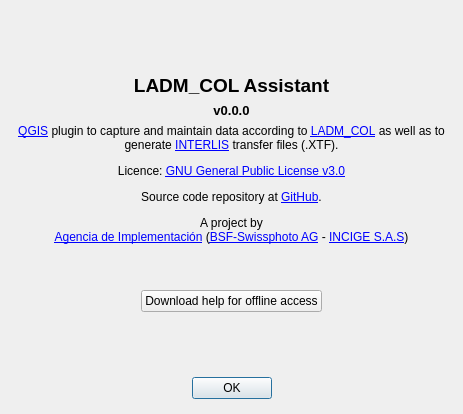
Above: asistente_ladm_col/ui/about_dialog.ui from SwissTierrasColombia/Asistente-LADM-COL before the change. Below: the same form after it.
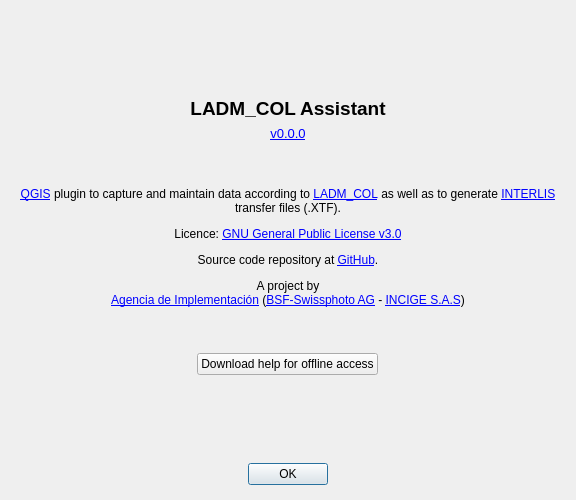
That is the form after the change. Icons and pictures are not drawn.

Commit message: [gui] Update about with link to release notes and logo

```diff
--- a/asistente_ladm_col/ui/about_dialog.ui
+++ b/asistente_ladm_col/ui/about_dialog.ui
@@ -6,8 +6,8 @@
    <rect>
     <x>0</x>
     <y>0</y>
-    <width>463</width>
-    <height>414</height>
+    <width>576</width>
+    <height>500</height>
    </rect>
   </property>
   <property name="sizePolicy">
@@ -20,19 +20,10 @@
    <string>About</string>
   </property>
   <layout class="QGridLayout" name="gridLayout_4">
-   <property name="leftMargin">
+   <property name="margin">
     <number>15</number>
    </property>
-   <property name="topMargin">
-    <number>15</number>
-   </property>
-   <property name="rightMargin">
-    <number>15</number>
-   </property>
-   <property name="bottomMargin">
-    <number>15</number>
-   </property>
-   <item row="4" column="0" alignment="Qt::AlignHCenter">
+   <item row="7" column="0" alignment="Qt::AlignHCenter">
     <widget class="QPushButton" name="btn_download_help">
      <property name="text">
       <string>Download help for offline access</string>
@@ -54,7 +45,10 @@
       </size>
      </property>
      <property name="text">
-      <string>&lt;html&gt;&lt;head/&gt;&lt;body&gt;&lt;p align=&quot;center&quot;&gt;&lt;span style=&quot; font-size:10pt; font-weight:600;&quot;&gt;v0.0.0&lt;/span&gt;&lt;/p&gt;&lt;/body&gt;&lt;/html&gt;</string>
+      <string>&lt;html&gt;&lt;head/&gt;&lt;body&gt;&lt;p align=&quot;center&quot;&gt;&lt;a href=&quot;http://geotux.co&quot;&gt;&lt;span style=&quot; font-size:10pt; text-decoration: underline; color:#0000ff;&quot;&gt;v0.0.0&lt;/span&gt;&lt;/a&gt;&lt;/p&gt;&lt;/body&gt;&lt;/html&gt;</string>
+     </property>
+     <property name="openExternalLinks">
+      <bool>true</bool>
      </property>
     </widget>
    </item>
@@ -71,7 +65,7 @@
      </property>
     </widget>
    </item>
-   <item row="3" column="0">
+   <item row="6" column="0">
     <widget class="QLabel" name="label">
      <property name="text">
       <string>&lt;html&gt;&lt;head/&gt;&lt;body&gt;&lt;p align=&quot;center&quot;&gt;&lt;a href=&quot;http://qgis.org&quot;&gt;&lt;span style=&quot; text-decoration: underline; color:#0000ff;&quot;&gt;QGIS&lt;/span&gt;&lt;/a&gt; plugin to capture and maintain data according to &lt;a href=&quot;https://github.com/AgenciaImplementacion/LADM_COL&quot;&gt;&lt;span style=&quot; text-decoration: underline; color:#0000ff;&quot;&gt;LADM_COL&lt;/span&gt;&lt;/a&gt; as well as to generate &lt;a href=&quot;https://www.interlis.ch/en&quot;&gt;&lt;span style=&quot; text-decoration: underline; color:#0000ff;&quot;&gt;INTERLIS&lt;/span&gt;&lt;/a&gt; transfer files (.XTF).&lt;/p&gt;&lt;p align=&quot;center&quot;&gt;Licence: &lt;a href=&quot;https://github.com/AgenciaImplementacion/Asistente-LADM_COL/blob/master/LICENSE&quot;&gt;&lt;span style=&quot; text-decoration: underline; color:#0000ff;&quot;&gt;GNU General Public License v3.0&lt;/span&gt;&lt;/a&gt;&lt;/p&gt;&lt;p align=&quot;center&quot;&gt;Source code repository at &lt;a href=&quot;https://github.com/AgenciaImplementacion/Asistente-LADM_COL&quot;&gt;&lt;span style=&quot; text-decoration: underline; color:#0000ff;&quot;&gt;GitHub&lt;/span&gt;&lt;/a&gt;.&lt;/p&gt;&lt;p align=&quot;center&quot;&gt;A project by&lt;br/&gt;&lt;a href=&quot;https://www.proadmintierra.info/&quot;&gt;&lt;span style=&quot; text-decoration: underline; color:#0000ff;&quot;&gt;Agencia de Implementación&lt;/span&gt;&lt;/a&gt; (&lt;a href=&quot;http://bsf-swissphoto.com/&quot;&gt;&lt;span style=&quot; text-decoration: underline; color:#0000ff;&quot;&gt;BSF-Swissphoto AG&lt;/span&gt;&lt;/a&gt; - &lt;a href=&quot;http://www.incige.com/&quot;&gt;&lt;span style=&quot; text-decoration: underline; color:#0000ff;&quot;&gt;INCIGE S.A.S&lt;/span&gt;&lt;/a&gt;)&lt;/p&gt;&lt;p align=&quot;center&quot;&gt;&lt;br/&gt;&lt;/p&gt;&lt;/body&gt;&lt;/html&gt;</string>
@@ -84,7 +78,20 @@
      </property>
     </widget>
    </item>
-   <item row="6" column="0">
+   <item row="0" column="0">
+    <spacer name="verticalSpacer">
+     <property name="orientation">
+      <enum>Qt::Vertical</enum>
+     </property>
+     <property name="sizeHint" stdset="0">
+      <size>
+       <width>20</width>
+       <height>40</height>
+      </size>
+     </property>
+    </spacer>
+   </item>
+   <item row="9" column="0">
     <widget class="QDialogButtonBox" name="buttonBox">
      <property name="orientation">
       <enum>Qt::Horizontal</enum>
@@ -97,20 +104,20 @@
      </property>
     </widget>
    </item>
-   <item row="0" column="0">
-    <spacer name="verticalSpacer">
-     <property name="orientation">
-      <enum>Qt::Vertical</enum>
+   <item row="4" column="0">
+    <widget class="QLabel" name="lbl_ladm_logo">
+     <property name="text">
+      <string/>
      </property>
-     <property name="sizeHint" stdset="0">
-      <size>
-       <width>20</width>
-       <height>40</height>
-      </size>
+     <property name="pixmap">
+      <pixmap resource="../resources.qrc">:/Asistente-LADM_COL/resources/images/icon_about.png</pixmap>
      </property>
-    </spacer>
+     <property name="alignment">
+      <set>Qt::AlignCenter</set>
+     </property>
+    </widget>
    </item>
-   <item row="5" column="0">
+   <item row="8" column="0">
     <spacer name="verticalSpacer_2">
      <property name="orientation">
       <enum>Qt::Vertical</enum>
@@ -123,6 +130,38 @@
      </property>
     </spacer>
    </item>
+   <item row="3" column="0">
+    <spacer name="verticalSpacer_3">
+     <property name="orientation">
+      <enum>Qt::Vertical</enum>
+     </property>
+     <property name="sizeType">
+      <enum>QSizePolicy::Fixed</enum>
+     </property>
+     <property name="sizeHint" stdset="0">
+      <size>
+       <width>20</width>
+       <height>10</height>
+      </size>
+     </property>
+    </spacer>
+   </item>
+   <item row="5" column="0">
+    <spacer name="verticalSpacer_4">
+     <property name="orientation">
+      <enum>Qt::Vertical</enum>
+     </property>
+     <property name="sizeType">
+      <enum>QSizePolicy::Fixed</enum>
+     </property>
+     <property name="sizeHint" stdset="0">
+      <size>
+       <width>20</width>
+       <height>10</height>
+      </size>
+     </property>
+    </spacer>
+   </item>
   </layout>
   <widget class="QWidget" name="layoutWidget">
    <property name="geometry">
```
The commit also changes 5 other files.
